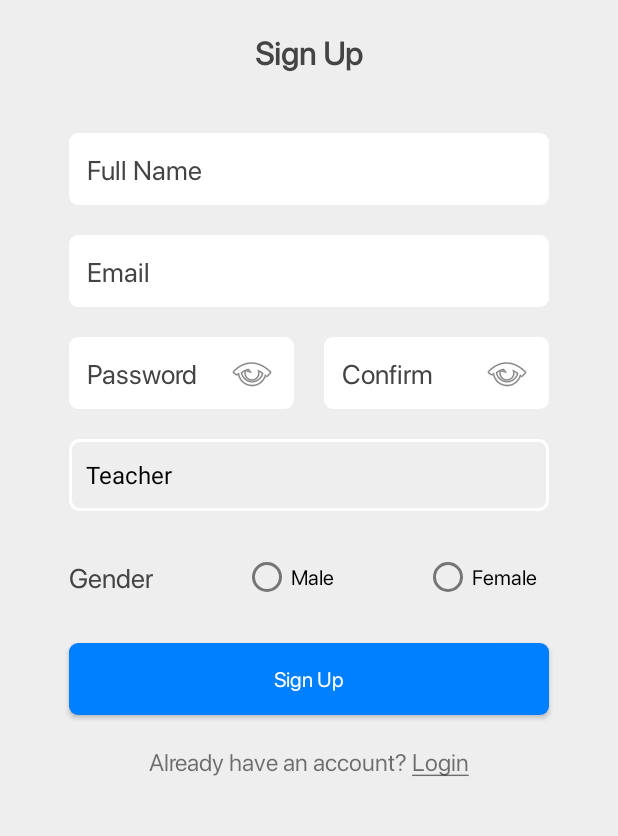
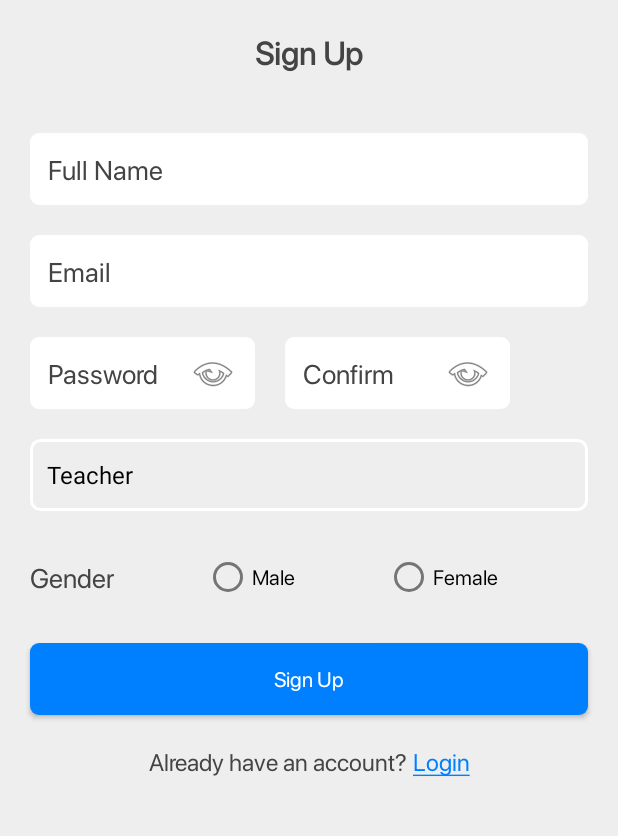
Before and after one commit to uxlabspk/Cloud-Meeting, an Android app: the Signup screen opened directly, with no data from a screen before it, on a phone screen of 412 x 824 dp, the part 252-1088 px from its top. Run offline under Robolectric (Android 15) with nearby library versions, the light colour scheme and no system bars; 1 statement that could not run was skipped.

Commit message:
changing some ui style

```diff
--- a/app/src/main/java/io/github/uxlabspk/cloudmeeting/MainActivity.java
+++ b/app/src/main/java/io/github/uxlabspk/cloudmeeting/MainActivity.java
@@ -5,7 +5,8 @@ import androidx.appcompat.app.AppCompatActivity;
 import androidx.fragment.app.FragmentTransaction;
 
 import android.os.Bundle;
-import android.view.MenuItem;
+import android.view.View;
+
 
 import com.google.android.material.bottomnavigation.BottomNavigationView;
 
@@ -36,7 +37,6 @@ public class MainActivity extends AppCompatActivity {
         fragmentTransaction = getSupportFragmentManager().beginTransaction();
         fragmentTransaction.replace(R.id.fragment_container, new ChatFragment());
         fragmentTransaction.commit();
-
 
         bottomNavigationView.setOnNavigationItemSelectedListener(
                 item -> {
--- a/app/src/main/res/layout/activity_signup.xml
+++ b/app/src/main/res/layout/activity_signup.xml
@@ -38,7 +38,9 @@
 
     <EditText
         android:id="@+id/editTextNameAddress"
-        android:layout_width="320dp"
+        android:layout_width="match_parent"
+        android:layout_marginStart="20dp"
+        android:layout_marginEnd="20dp"
         android:layout_height="48dp"
         android:layout_marginTop="40dp"
         android:textColor="@color/input_txt_color"
@@ -56,7 +58,9 @@
 
     <EditText
         android:id="@+id/editTextEmail"
-        android:layout_width="320dp"
+        android:layout_width="match_parent"
+        android:layout_marginStart="20dp"
+        android:layout_marginEnd="20dp"
         android:layout_height="48dp"
         android:layout_marginTop="20dp"
         android:background="@drawable/bg_input"
@@ -74,7 +78,9 @@
 
     <LinearLayout
         android:id="@+id/layout"
-        android:layout_width="320dp"
+        android:layout_width="match_parent"
+        android:layout_marginStart="20dp"
+        android:layout_marginEnd="20dp"
         android:layout_height="wrap_content"
         android:orientation="horizontal"
         app:layout_constraintEnd_toEndOf="parent"
@@ -117,7 +123,9 @@
 
     <Spinner
         android:id="@+id/user_types"
-        android:layout_width="320dp"
+        android:layout_width="match_parent"
+        android:layout_marginStart="20dp"
+        android:layout_marginEnd="20dp"
         android:layout_height="48dp"
         app:layout_constraintEnd_toEndOf="parent"
         app:layout_constraintStart_toStartOf="parent"
@@ -132,8 +140,10 @@
 
     <LinearLayout
         android:id="@+id/gender_layout"
-        android:layout_width="320dp"
+        android:layout_width="match_parent"
         android:layout_height="wrap_content"
+        android:layout_marginStart="20dp"
+        android:layout_marginEnd="20dp"
         android:orientation="horizontal"
         app:layout_constraintEnd_toEndOf="parent"
         app:layout_constraintStart_toStartOf="parent"
@@ -175,8 +185,10 @@
     </LinearLayout>
 
     <android.widget.Button
-        android:id="@+id/button"
-        android:layout_width="320dp"
+        android:id="@+id/signup_btn"
+        android:layout_width="match_parent"
+        android:layout_marginStart="20dp"
+        android:layout_marginEnd="20dp"
         android:layout_height="0dp"
         android:text="Sign Up"
         android:textAllCaps="false"
@@ -190,17 +202,34 @@
         app:backgroundTint="@color/primary_color"
         />
 
-    <TextView
-        android:id="@+id/already_account_link"
+    <LinearLayout
         android:layout_width="wrap_content"
         android:layout_height="wrap_content"
+        android:orientation="horizontal"
         app:layout_constraintEnd_toEndOf="parent"
         app:layout_constraintStart_toStartOf="parent"
-        app:layout_constraintTop_toBottomOf="@+id/button"
-        android:layout_marginTop="20dp"
-        android:text="@string/alreadyAccountText"
-        android:fontFamily="@font/sfregular"
-        android:textSize="16dp"
-        />
+        app:layout_constraintTop_toBottomOf="@+id/signup_btn"
+        android:layout_marginTop="20dp">
+
+        <TextView
+            android:layout_width="wrap_content"
+            android:layout_height="wrap_content"
+            android:text="Already have an account? "
+            android:textColor="@color/txt_color"
+            android:fontFamily="@font/sfregular"
+            android:textSize="16sp"
+            />
+
+        <TextView
+            android:id="@+id/already_account_link"
+            android:layout_width="wrap_content"
+            android:layout_height="wrap_content"
+            android:text="@string/alreadyAccountText"
+            android:textColor="@color/primary_color"
+            android:fontFamily="@font/sfregular"
+            android:textSize="16sp"
+            />
+    </LinearLayout>
+
 
 </androidx.constraintlayout.widget.ConstraintLayout>
--- a/app/src/main/res/values/strings.xml
+++ b/app/src/main/res/values/strings.xml
@@ -1,8 +1,8 @@
 <resources>
     <string name="app_name">Cloud Meeting</string>
 
-    <string name="createAccountText">"Don't have an account? <u>Create new one</u>"</string>
-    <string name="alreadyAccountText">"Already have an account? <u>Login</u>"</string>
+    <string name="createAccountText"><u>Create new one</u>"</string>
+    <string name="alreadyAccountText"><u>Login</u>"</string>
     <string name="chat">Chat</string>
     <string name="clases">Classes</string>
     <string name="lectures">Lectures</string>
```
Also changed, not shown: app/src/main/java/io/github/uxlabspk/cloudmeeting/Login.java (+11 -26 lines), app/src/main/res/layout/activity_login.xml (+39 -15 lines), app/src/main/res/layout/activity_meeting_type.xml (+8 -4 lines), app/src/main/res/drawable-hdpi/ic_meeting_types.png (added), app/src/main/res/drawable-mdpi/ic_meeting_types.png (added), app/src/main/res/drawable-xhdpi/ic_meeting_types.png (added), app/src/main/res/drawable-xxhdpi/ic_meeting_types.png (added), app/src/main/res/drawable-xxxhdpi/ic_meeting_types.png (added).
